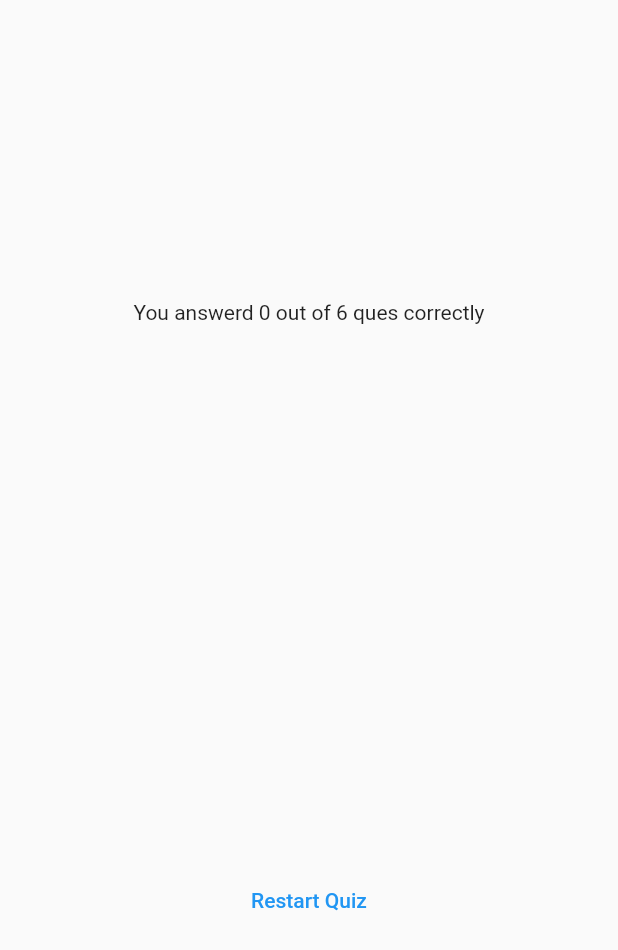
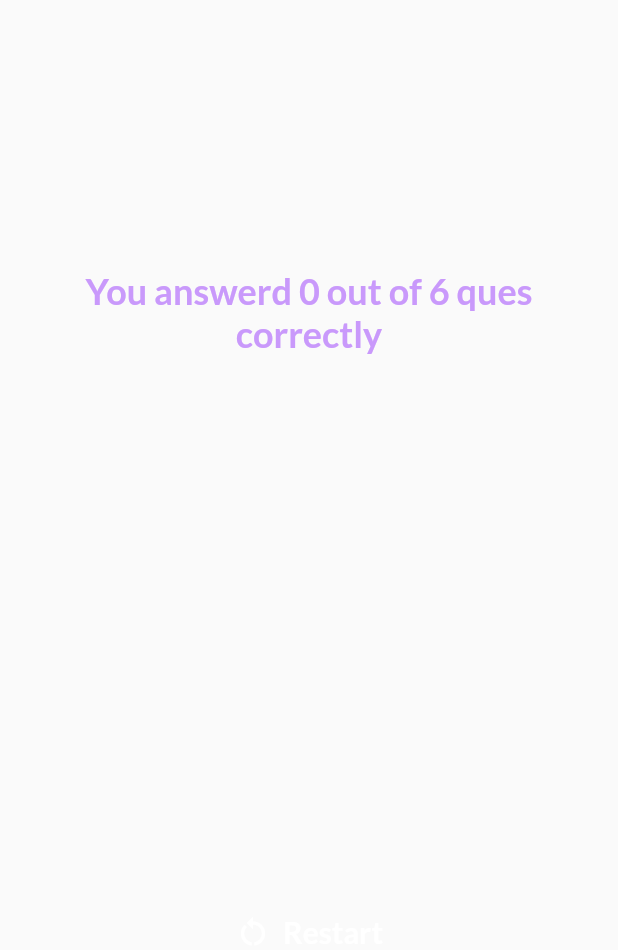
Before and after one commit to upendraTRL/QuizGame, a Flutter app: the ResultScreen widget shown alone on an empty page, opened directly with empty values, on a phone screen of 412 x 824 dp. Shown: the top 950 px of the screen. Run offline on Flutter 3.47's test engine with Material 2 defaults, Android fonts, the phone set to English and light mode, and no system bars; our stand-ins replace google_fonts.

Commit message:
Quiz App, done!

```diff
--- a/lib/result_screen.dart
+++ b/lib/result_screen.dart
@@ -2,11 +2,17 @@ import 'package:flutter/material.dart';
 
 import 'package:adv_basics/data/questions.dart';
 import 'package:adv_basics/questions_summary.dart';
+import 'package:google_fonts/google_fonts.dart';
 
 class ResultScreen extends StatelessWidget {
-  const ResultScreen({super.key, required this.chosenAnswer});
+  const ResultScreen({
+    super.key,
+    required this.chosenAnswer,
+    required this.restartFunction,
+  });
 
   final List<String> chosenAnswer;
+  final void Function() restartFunction;
 
   List<Map<String, Object>> getSummaryData() {
     //Here, value is type Object which can have any type of values.
@@ -41,13 +47,30 @@ class ResultScreen extends StatelessWidget {
           children: [
             Text(
               'You answerd $numCorrectQues out of $numTotalQues ques correctly',
+              style: GoogleFonts.lato(
+                color: const Color.fromARGB(255, 201, 153, 251),
+                fontSize: 24,
+                fontWeight: FontWeight.bold,
+              ),
+              textAlign: TextAlign.center,
             ),
             const SizedBox(height: 30),
             QuestionsSummary(summaryData: summaryData),
             const SizedBox(height: 30),
-            TextButton(
-              onPressed: () {},
-              child: const Text('Restart Quiz'),
+            TextButton.icon(
+              icon: const Icon(Icons.restart_alt_sharp),
+              onPressed: restartFunction,
+              style: OutlinedButton.styleFrom(
+                foregroundColor: Colors.white,
+              ),
+              label: Text(
+                "Restart",
+                style: GoogleFonts.lato(
+                  color: Colors.white,
+                  fontSize: 20,
+                  fontWeight: FontWeight.bold,
+                ),
+              ),
             ),
           ],
         ),
```
Also changed, not shown: lib/questions_summary.dart (+38 -5 lines), lib/quiz.dart (+12 -1 lines).
